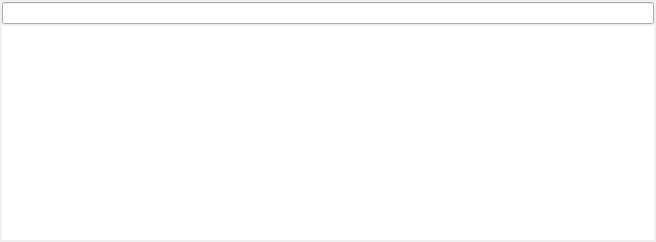
Old version of the form src/navigator/navigatordialog.ui in the repository GAMS-dev/studio.
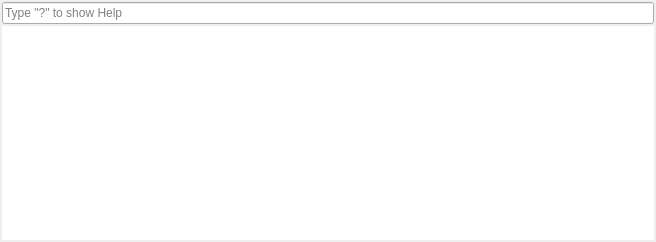
New version of the form.

Commit message:
added help command
added placeholder text to show help command
changed content data structure

```diff
--- a/src/navigator/navigatordialog.ui
+++ b/src/navigator/navigatordialog.ui
@@ -30,7 +30,11 @@
     <number>2</number>
    </property>
    <item>
-    <widget class="QLineEdit" name="input"/>
+    <widget class="QLineEdit" name="input">
+     <property name="placeholderText">
+      <string>Type &quot;?&quot; to show Help</string>
+     </property>
+    </widget>
    </item>
    <item>
     <widget class="QTableView" name="tableView">
```
The commit also changes 4 other files.
